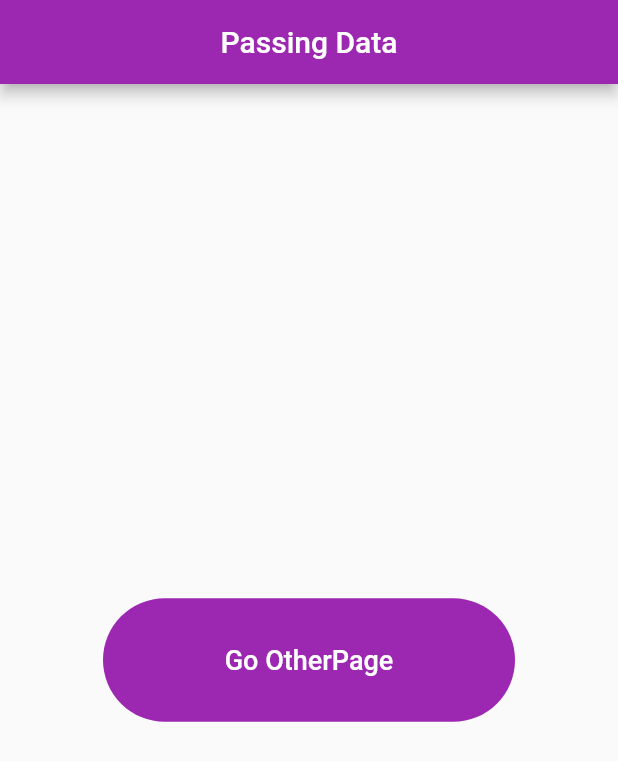
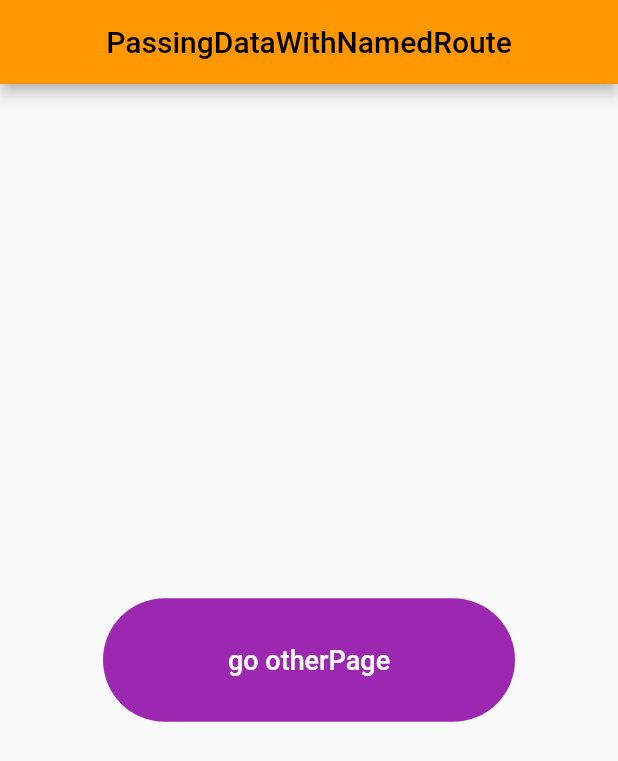
Before and after one commit to bzamanbd/my_flutter_study, a Flutter app: the screen it shows after launch, on a phone screen of 412 x 824 dp. Shown: the top 761 px of the screen. Run offline on Flutter 3.47's test engine with Material 2 defaults, Android fonts, the phone set to English and light mode, and no system bars.

Commit message:
done-final

```diff
--- a/lib/main.dart
+++ b/lib/main.dart
@@ -1,19 +1,23 @@
 import 'package:flutter/material.dart';
+import '/pages/other_page.dart';
+
 import 'pages/home_page.dart';
 void main()=>runApp(const MyApp());
 class MyApp extends StatelessWidget {
+  final String title='PassingDataWithNamedRoute';
   const MyApp({Key? key}) : super(key: key);
-  final String title='Passing Data';
 
   @override
   Widget build(BuildContext context) {
     return MaterialApp(
       debugShowCheckedModeBanner: false,
       title: title,
-      theme: ThemeData(primarySwatch: Colors.purple),
-      // routes: ,
-      // initialRoute: ,
-      home: HomePage(title:title),
+      theme: ThemeData(primarySwatch: Colors.orange),
+      initialRoute: '/',
+      routes: {
+        '/':(_)=>HomePage(title:title),
+        '/other':(context)=>OtherPage(title: title)
+      },
     );
   }
 }
```
Also changed, not shown: lib/pages/home_page.dart (+15 -9 lines), lib/pages/other_page.dart (+26 -29 lines).
